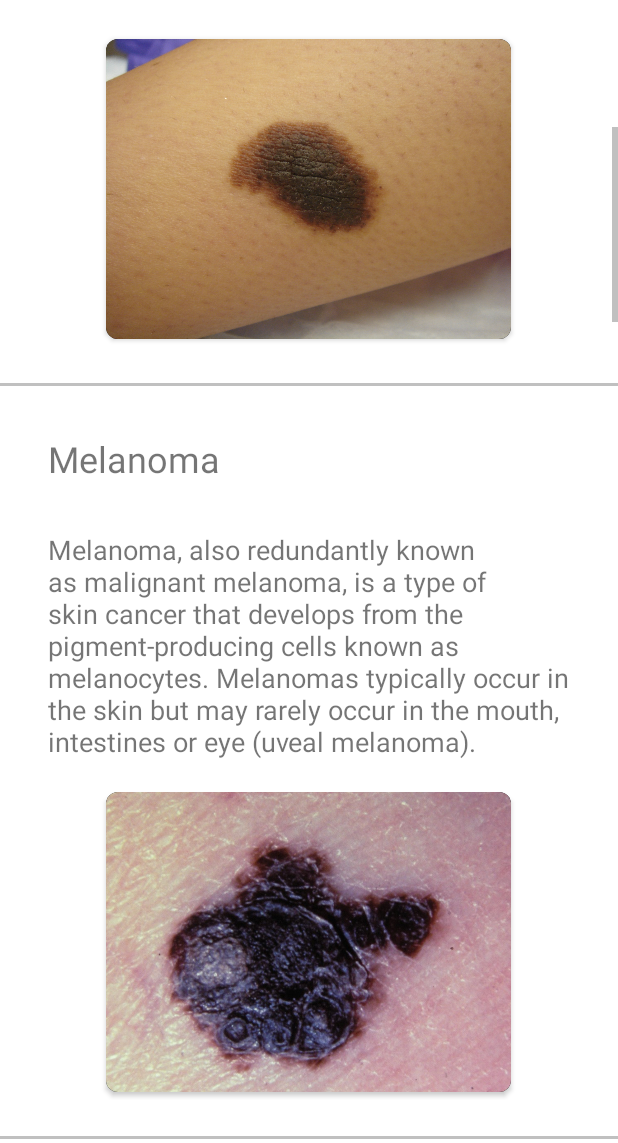
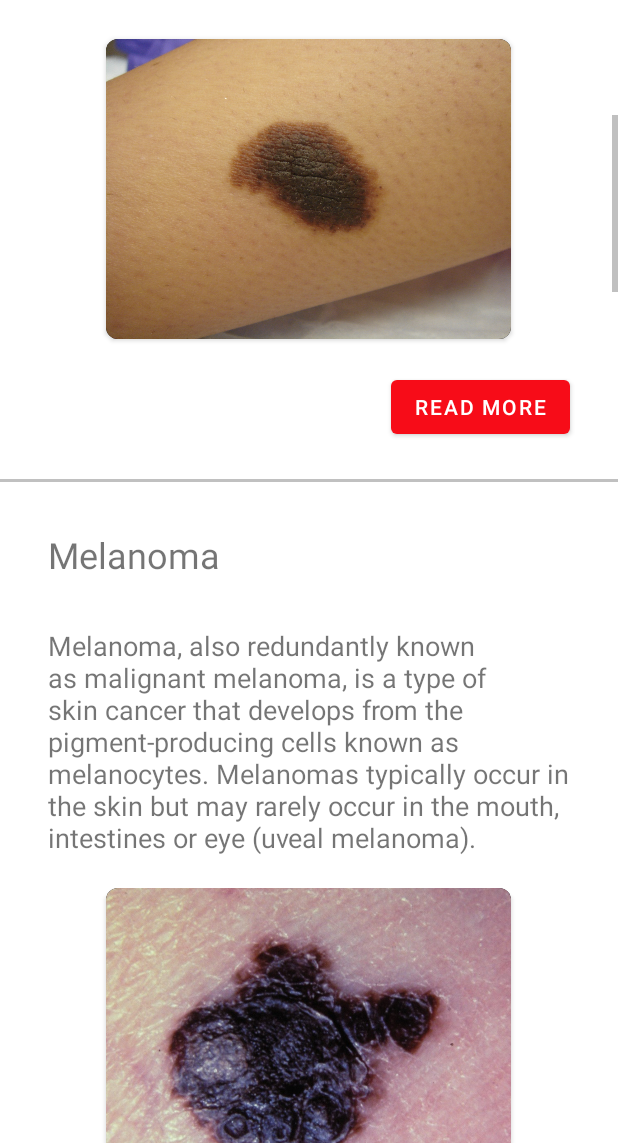
Before and after one commit to ETS-Android5/Skin_care, an Android app: the Lesion_types screen opened directly, with no data from a screen before it, scrolled down 537 dp, on a phone screen of 412 x 824 dp, the part 93-1236 px from its top. Run offline under Robolectric (Android 15) with nearby library versions, the phone set to English and light mode, and no system bars.

Commit message:
updated activity_lesion_types.xml to added buttons with external link to read more information about particular lesions

```diff
--- a/app/src/main/java/com/example/typroject/Lesion_types.java
+++ b/app/src/main/java/com/example/typroject/Lesion_types.java
@@ -4,12 +4,16 @@ import androidx.appcompat.app.AppCompatActivity;
 
 import android.annotation.SuppressLint;
 import android.content.Intent;
+import android.net.Uri;
 import android.os.Bundle;
 import android.view.View;
+import android.widget.Button;
+import android.widget.ImageButton;
 import android.widget.ImageView;
 
 public class Lesion_types extends AppCompatActivity {
     ImageView im_home;
+    Button btn1,btn2,btn3,btn4,btn5,btn6,btn7;
     @SuppressLint("UseCompatLoadingForDrawables")
     @Override
     protected void onCreate(Bundle savedInstanceState) {
@@ -23,5 +27,76 @@ public class Lesion_types extends AppCompatActivity {
                 startActivity(to_home);
             }
         });
+        btn1 = findViewById(R.id.btn1_les);
+        btn2 = findViewById(R.id.btn2_les);
+        btn3 = findViewById(R.id.btn3_les);
+        btn4 = findViewById(R.id.btn4_les);
+        btn5 = findViewById(R.id.btn5_les);
+        btn6 = findViewById(R.id.btn6_les);
+        btn7 = findViewById(R.id.btn7_les);
+
+        btn1.setOnClickListener(new View.OnClickListener() {
+            @Override
+            public void onClick(View v) {
+                String url = "http://www.example.com";
+                Intent i = new Intent(Intent.ACTION_VIEW);
+                i.setData(Uri.parse(url));
+                startActivity(i);
+            }
+        });
+        btn2.setOnClickListener(new View.OnClickListener() {
+            @Override
+            public void onClick(View v) {
+                String url = "http://www.example.com";
+                Intent i = new Intent(Intent.ACTION_VIEW);
+                i.setData(Uri.parse(url));
+                startActivity(i);
+            }
+        });
+        btn3.setOnClickListener(new View.OnClickListener() {
+            @Override
+            public void onClick(View v) {
+                String url = "http://www.example.com";
+                Intent i = new Intent(Intent.ACTION_VIEW);
+                i.setData(Uri.parse(url));
+                startActivity(i);
+            }
+        });
+        btn4.setOnClickListener(new View.OnClickListener() {
+            @Override
+            public void onClick(View v) {
+                String url = "http://www.example.com";
+                Intent i = new Intent(Intent.ACTION_VIEW);
+                i.setData(Uri.parse(url));
+                startActivity(i);
+            }
+        });
+        btn5.setOnClickListener(new View.OnClickListener() {
+            @Override
+            public void onClick(View v) {
+                String url = "http://www.example.com";
+                Intent i = new Intent(Intent.ACTION_VIEW);
+                i.setData(Uri.parse(url));
+                startActivity(i);
+            }
+        });
+        btn6.setOnClickListener(new View.OnClickListener() {
+            @Override
+            public void onClick(View v) {
+                String url = "http://www.amazon.com";
+                Intent i = new Intent(Intent.ACTION_VIEW);
+                i.setData(Uri.parse(url));
+                startActivity(i);
+            }
+        });
+        btn7.setOnClickListener(new View.OnClickListener() {
+            @Override
+            public void onClick(View v) {
+                String url = "http://www.google.com";
+                Intent i = new Intent(Intent.ACTION_VIEW);
+                i.setData(Uri.parse(url));
+                startActivity(i);
+            }
+        });
     }
 }
--- a/app/src/main/res/layout/activity_about_me.xml
+++ b/app/src/main/res/layout/activity_about_me.xml
@@ -43,6 +43,7 @@
         app:layout_constraintTop_toBottomOf="@+id/toolbar" />
 
     <View
+        android:id="@+id/view"
         android:layout_width="match_parent"
         android:layout_height="2dp"
         android:layout_marginTop="8dp"
--- a/app/src/main/res/layout/activity_lesion_types.xml
+++ b/app/src/main/res/layout/activity_lesion_types.xml
@@ -67,24 +67,14 @@
                 android:layout_margin="16dp"
                 android:orientation="vertical">
 
-                <LinearLayout
-                    android:layout_width="match_parent"
-                    android:layout_height="wrap_content"
-                    android:orientation="horizontal">
                     <TextView
                         android:id="@+id/Melanocytic_h"
                         android:layout_width="wrap_content"
                         android:layout_height="wrap_content"
                         android:layout_margin="16dp"
+                        android:layout_marginBottom="0dp"
                         android:text="@string/melanocytic_navi_h"
                         android:textSize="24sp" />
-                    <ImageButton
-                        android:layout_width="wrap_content"
-                        android:layout_height="wrap_content"
-                        android:src="@drawable/ic_more"/>
-                </LinearLayout>
-
-
 
                 <TextView
                     android:id="@+id/Melanocytic_b"
@@ -114,6 +104,15 @@
                         android:background="@color/black"
                         />
                 </androidx.cardview.widget.CardView>
+
+                <Button
+                    android:id="@+id/btn1_les"
+                    android:layout_width="wrap_content"
+                    android:layout_height="wrap_content"
+                    android:text="@string/more"
+                    android:layout_marginRight="16dp"
+                    android:layout_marginTop="16dp"
+                    android:layout_gravity="right"/>
             </LinearLayout>
 
             <View
@@ -166,6 +165,15 @@
                         android:background="@color/black"
                         />
                 </androidx.cardview.widget.CardView>
+
+                <Button
+                    android:id="@+id/btn2_les"
+                    android:layout_width="wrap_content"
+                    android:layout_height="wrap_content"
+                    android:text="@string/more"
+                    android:layout_marginRight="16dp"
+                    android:layout_marginTop="16dp"
+                    android:layout_gravity="right"/>
             </LinearLayout>
 
             <View
@@ -217,6 +225,15 @@
                         android:background="@color/black"
                         />
                 </androidx.cardview.widget.CardView>
+
+                <Button
+                    android:id="@+id/btn3_les"
+                    android:layout_width="wrap_content"
+                    android:layout_height="wrap_content"
+                    android:text="@string/more"
+                    android:layout_marginRight="16dp"
+                    android:layout_marginTop="16dp"
+                    android:layout_gravity="right"/>
             </LinearLayout>
 
             <View
@@ -268,6 +285,15 @@
                         android:background="@color/black"
                         />
                 </androidx.cardview.widget.CardView>
+
+                <Button
+                    android:id="@+id/btn4_les"
+                    android:layout_width="wrap_content"
+                    android:layout_height="wrap_content"
+                    android:text="@string/more"
+                    android:layout_marginRight="16dp"
+                    android:layout_marginTop="16dp"
+                    android:layout_gravity="right"/>
             </LinearLayout>
 
             <View
@@ -319,6 +345,14 @@
                         android:background="@color/black"
                         />
                 </androidx.cardview.widget.CardView>
+                <Button
+                    android:id="@+id/btn5_les"
+                    android:layout_width="wrap_content"
+                    android:layout_height="wrap_content"
+                    android:text="@string/more"
+                    android:layout_marginRight="16dp"
+                    android:layout_marginTop="16dp"
+                    android:layout_gravity="right"/>
             </LinearLayout>
 
             <View
@@ -370,6 +404,15 @@
                         android:background="@color/black"
                         />
                 </androidx.cardview.widget.CardView>
+
+                <Button
+                    android:id="@+id/btn6_les"
+                    android:layout_width="wrap_content"
+                    android:layout_height="wrap_content"
+                    android:text="@string/more"
+                    android:layout_marginRight="16dp"
+                    android:layout_marginTop="16dp"
+                    android:layout_gravity="right"/>
             </LinearLayout>
 
             <View
@@ -421,6 +464,15 @@
                         android:background="@color/black"
                         />
                 </androidx.cardview.widget.CardView>
+
+                <Button
+                    android:id="@+id/btn7_les"
+                    android:layout_width="wrap_content"
+                    android:layout_height="wrap_content"
+                    android:text="@string/more"
+                    android:layout_marginRight="16dp"
+                    android:layout_marginTop="16dp"
+                    android:layout_gravity="right"/>
             </LinearLayout>
 
             <View
--- a/app/src/main/res/values/strings.xml
+++ b/app/src/main/res/values/strings.xml
@@ -104,4 +104,5 @@
         Vidyanagar Vidyavihar Mumbai 400 077
     </string>
     <string name="location">Mumbai, Maharashtra, India</string>
+    <string name="more">Read more</string>
 </resources>
```
Also changed, not shown: app/src/main/res/drawable-anydpi/read.jpg (added), app/src/main/res/drawable-anydpi/read1.png (added), app/src/main/res/drawable-anydpi/readmore.png (added), app/src/main/res/drawable/read.jpg (added), app/src/main/res/drawable/read1.png (added), app/src/main/res/drawable/readmore.png (added).
